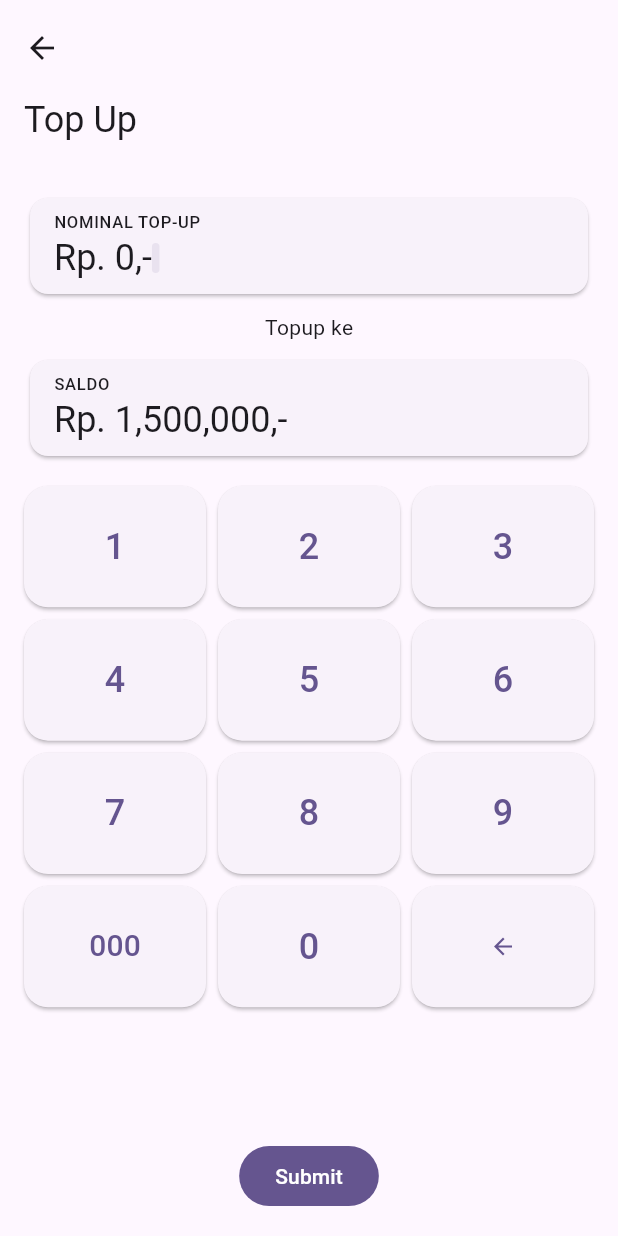
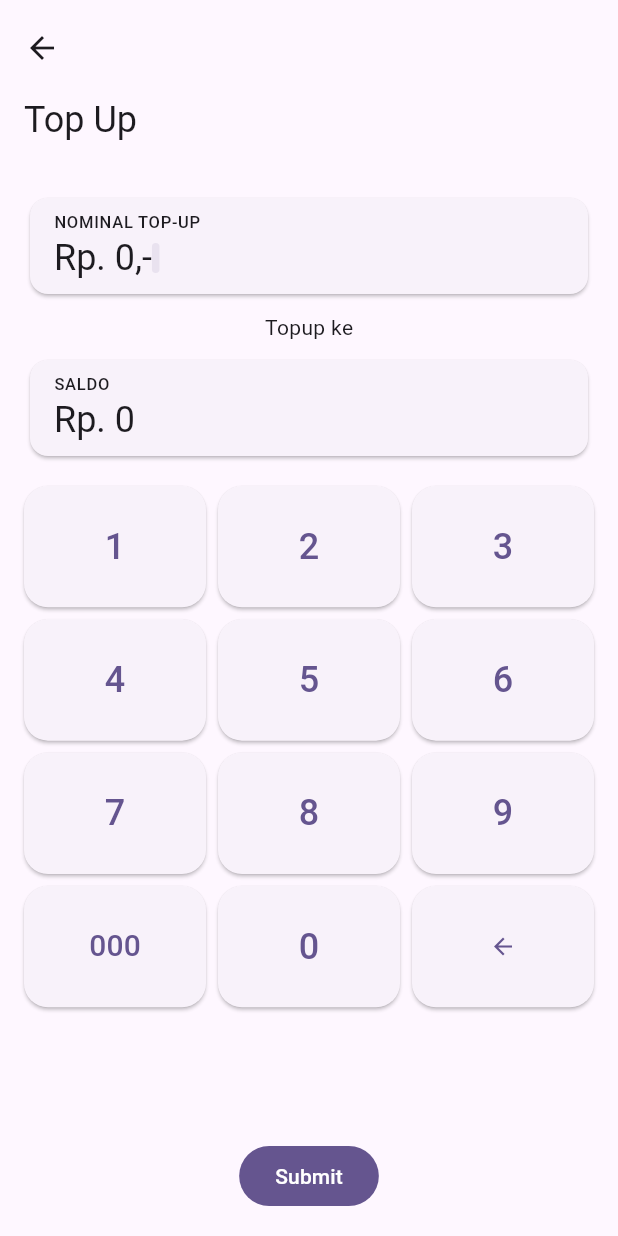
Before and after one commit to iyxan23/kawan, a Flutter app: the TopUpPage screen opened by its route, on a phone screen of 412 x 824 dp. Run offline on Flutter 3.47's test engine with Material 3 defaults, Android fonts, the phone set to English and light mode, and no system bars; our stand-ins replace equatable, flutter_bloc, flutter_svg; missing offline and left inert: relative_time.

Commit message:
chore: tryna update balance based on bloc

```diff
--- a/lib/widgets/balance.dart
+++ b/lib/widgets/balance.dart
@@ -1,4 +1,8 @@
 import 'package:flutter/material.dart';
+import 'package:flutter_bloc/flutter_bloc.dart';
+import 'package:kawan/bloc/mutations/mutations_bloc.dart';
+import 'package:kawan/bloc/mutations/mutations_state.dart';
+import 'package:kawan/utils.dart';
 
 class BalanceWidget extends StatelessWidget {
   final List<Widget> Function(BuildContext) createActions;
@@ -24,11 +28,13 @@ class BalanceWidget extends StatelessWidget {
                     "SALDO",
                     style: Theme.of(context).textTheme.labelSmall,
                   ),
-                  Text(
-                    "Rp. 1,500,000,-",
-                    style: const TextStyle(
-                            fontSize: 16, fontWeight: FontWeight.bold)
-                        .merge(Theme.of(context).textTheme.headlineSmall),
+                  BlocBuilder<MutationsBloc, MutationsState>(
+                    builder: (context, state) => Text(
+                      "Rp. ${formatIDR(state.balanceAggregate ?? 0)}",
+                      style: const TextStyle(
+                              fontSize: 16, fontWeight: FontWeight.bold)
+                          .merge(Theme.of(context).textTheme.headlineSmall),
+                    ),
                   )
                 ],
               ),
```
